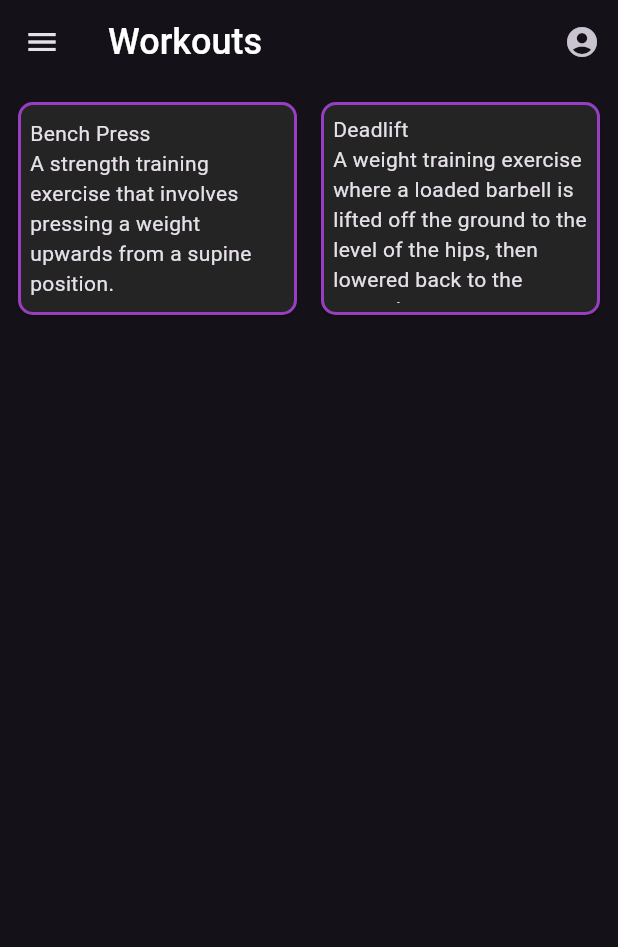
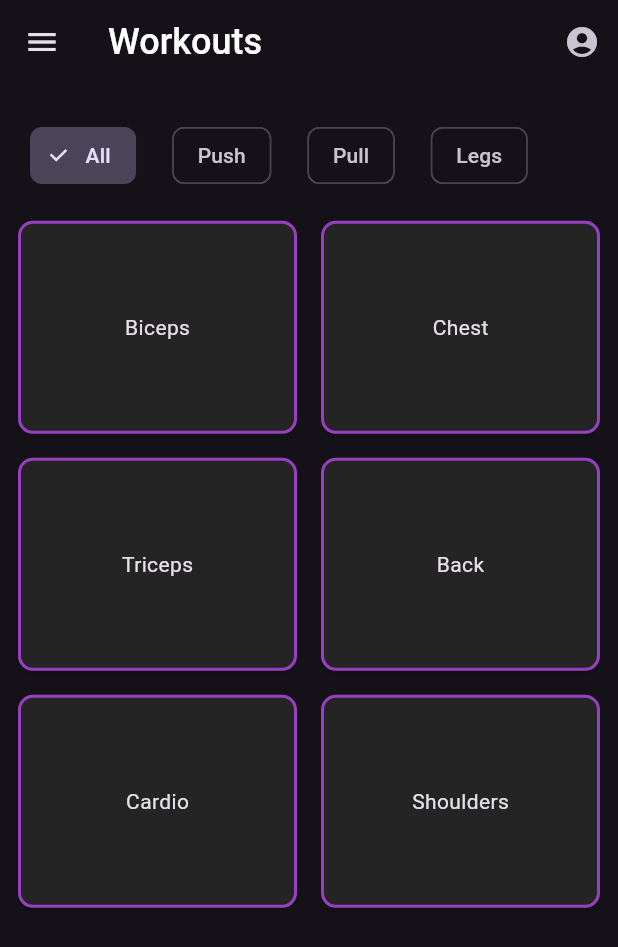
Before and after one commit to TarekMohammedgg/Fit-Fusion, a Flutter app: the screen it shows after launch, after a tap on "Login", on a phone screen of 412 x 824 dp. Shown: the top 947 px of the screen. Run offline on Flutter 3.47's test engine with Material 3 defaults, Android fonts, the phone set to English and light mode, and no system bars; our stand-ins replace go_router; Roboto replaces fonts that are missing (Montserrat).

Commit message:
finish category bar section

```diff
--- a/lib/features/home/presentation/views/widgets/Customgridscrollview.dart
+++ b/lib/features/home/presentation/views/widgets/Customgridscrollview.dart
@@ -1,46 +1,52 @@
+import 'package:fit_fusion/core/utils/assets.dart';
 import 'package:fit_fusion/features/home/presentation/views/widgets/exercise_model.dart';
 import 'package:flutter/material.dart';
 
-class CustomSliverGridV extends StatelessWidget {
-  CustomSliverGridV({super.key});
-  List<ExerciseModel> items = [
-    ExerciseModel(
-      name: 'Bench Press',
-      description:
-          "A strength training exercise that involves pressing a weight upwards from a supine position.",
-    ),
-    ExerciseModel(
-      name: 'Deadlift',
-      description:
-          "A weight training exercise where a loaded barbell is lifted off the ground to the level of the hips, then lowered back to the ground.",
-    ),
+class CustomSliverGridView extends StatefulWidget {
+  CustomSliverGridView({super.key, required this.filters});
+
+  final Set<String> filters;
+
+  @override
+  State<CustomSliverGridView> createState() => _CustomSliverGridViewState();
+}
+
+class _CustomSliverGridViewState extends State<CustomSliverGridView> {
+  final List<ExerciseModel> items = [
+    ExerciseModel(image: Assets.imagesExercisesGraphicsBiecps, name: 'Biceps', category: ExercisFilter.Pull.name),
+    ExerciseModel(image: Assets.imagesExercisesGraphicsChest, name: 'Chest', category: ExercisFilter.Push.name ),
+    ExerciseModel(image: Assets.imagesExercisesGraphicsTriceps, name: 'Triceps', category:ExercisFilter.Push.name),
+    ExerciseModel(image: Assets.imagesExercisesGraphicsBack, name: 'Back', category: ExercisFilter.Pull.name),
+    ExerciseModel(image: Assets.imagesExercisesGraphicsCardio, name: 'Cardio', category: ExercisFilter.Legs.name),
+    ExerciseModel(image: Assets.imagesExercisesGraphicsShoulders,  name: 'Shoulders', category: ExercisFilter.Push.name),
   ];
-  String title = '';
-  String description = '';
 
   @override
   Widget build(BuildContext context) {
+    final filteredItems = widget.filters.contains(ExercisFilter.All.name) && widget.filters.length == 1
+        ? items
+        : items.where((e) => widget.filters.contains(e.category)).toList();
+
     return SliverGrid(
       delegate: SliverChildBuilderDelegate(
         (context, index) => Card(
           shape: RoundedRectangleBorder(
             borderRadius: BorderRadius.circular(10),
-            side: BorderSide(color: Color(0xff973ec2), width: 2),
+            side: const BorderSide(color: Color(0xff973ec2), width: 2),
           ),
-
-          color: Color(0xff242424),
+          color: const Color(0xff242424),
           child: Center(
             child: Padding(
               padding: const EdgeInsets.all(8.0),
-              child: Text('${items[index].name} \n${items[index].description}'),
+              child: Text(filteredItems[index].name),
             ),
           ),
         ),
-        childCount: items.length,
+        childCount: filteredItems.length,
       ),
       gridDelegate: const SliverGridDelegateWithFixedCrossAxisCount(
         crossAxisCount: 2,
-        mainAxisExtent: 150, // FIXED height
+        mainAxisExtent: 150,
         crossAxisSpacing: 8,
         mainAxisSpacing: 8,
       ),
--- a/lib/features/home/presentation/views/widgets/homeviewbody.dart
+++ b/lib/features/home/presentation/views/widgets/homeviewbody.dart
@@ -1,11 +1,25 @@
 import 'package:fit_fusion/core/utils/app_styler.dart';
 import 'package:fit_fusion/features/home/presentation/views/widgets/Customgridscrollview.dart';
+import 'package:fit_fusion/features/home/presentation/views/widgets/category_bar.dart';
 import 'package:fit_fusion/features/home/presentation/views/widgets/exercise_model.dart';
 import 'package:flutter/material.dart';
 
-class Homeviewbody extends StatelessWidget {
+class Homeviewbody extends StatefulWidget {
   Homeviewbody({super.key});
   static const String id = 'homepage';
+
+  @override
+  State<Homeviewbody> createState() => _HomeviewbodyState();
+}
+
+class _HomeviewbodyState extends State<Homeviewbody> {
+  Set<String> filters = {};
+
+  @override
+  void initState() {
+    super.initState();
+    filters = {ExercisFilter.All.name};
+  }
 
   @override
   Widget build(BuildContext context) {
@@ -21,7 +35,20 @@ class Homeviewbody extends StatelessWidget {
       ),
       body: Padding(
         padding: const EdgeInsets.all(8.0),
-        child: CustomScrollView(slivers: <Widget>[CustomSliverGridV()]),
+        child: CustomScrollView(
+          slivers: <Widget>[
+            SliverToBoxAdapter(
+              child: CategoryBar(
+                onFilterChanged: (value) {
+                  setState(() {
+                    filters = value;
+                  });
+                },
+              ),
+            ),
+            CustomSliverGridView(filters: filters),
+          ],
+        ),
       ),
     );
   }
```
Also changed, not shown: lib/features/home/presentation/views/widgets/exercise_model.dart (+5 -2 lines).
